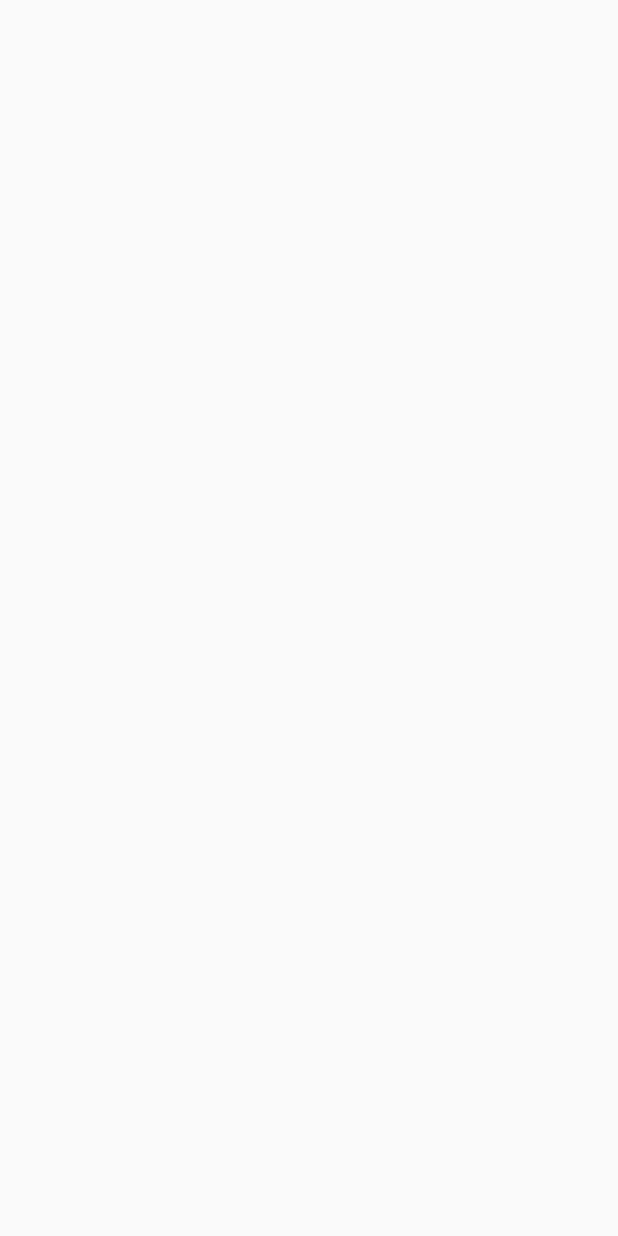
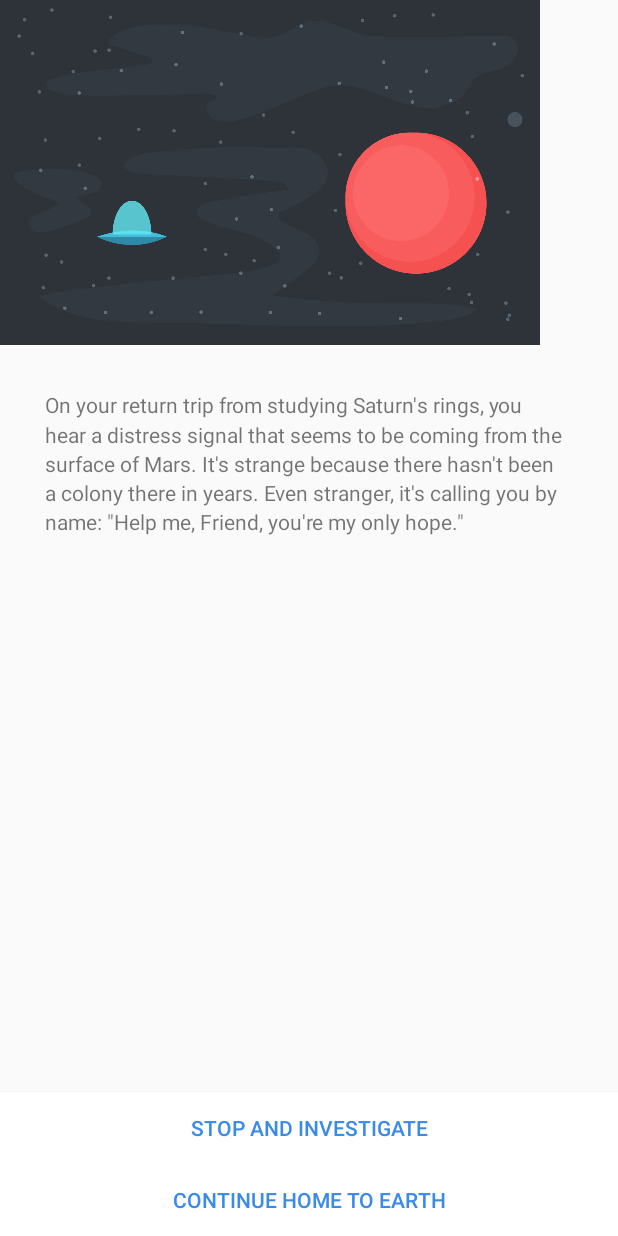
Before and after one commit to SparkleFaerieCoder/playground, an Android app: the StoryActivity screen opened directly, with no data from a screen before it, on a phone screen of 412 x 824 dp. Before the commit the screen is empty. Run offline under Robolectric (Android 15) with nearby library versions, the phone set to English and light mode, and no system bars.

Commit message:
Final commit for finished tutorial.

```diff
--- a/InteractiveStory/app/src/main/java/iamalexmoss/com/interactivestory/StoryActivity.java
+++ /dev/null
@@ -1,25 +0,0 @@
-package iamalexmoss.com.interactivestory;
-
-import android.content.Intent;
-import android.support.v7.app.AppCompatActivity;
-import android.os.Bundle;
-import android.util.Log;
-
-public class StoryActivity extends AppCompatActivity {
-
-    public static final String TAG = StoryActivity.class.getSimpleName();
-    @Override
-    protected void onCreate(Bundle savedInstanceState) {
-        super.onCreate(savedInstanceState);
-        setContentView(R.layout.activity_story);
-
-        Intent intent = getIntent();
-        String name = intent.getStringExtra(getString(R.string.key_name));
-
-        if (name == null) {
-            name = "Friend";
-        }
-
-        Log.d(TAG, name);
-    }
-}
--- a/InteractiveStory/app/src/main/java/iamalexmoss/com/interactivestory/model/Choice.java
+++ b/InteractiveStory/app/src/main/java/iamalexmoss/com/interactivestory/dataModel/Choice.java
@@ -1,11 +1,17 @@
-package iamalexmoss.com.interactivestory.model;
+package iamalexmoss.com.interactivestory.dataModel;
 
 /**
  * Created by amoss on 6/3/2016.
  */
 public class Choice {
     private String mText;
-    private int nextPage;
+    private int mNextPage;
+
+    //Constructor
+    public Choice(String text, int nextPage) {
+        mText = text;
+        mNextPage = nextPage;
+    }
 
     public String getText() {
         return mText;
@@ -16,10 +22,10 @@ public class Choice {
     }
 
     public int getNextPage() {
-        return nextPage;
+        return mNextPage;
     }
 
     public void setNextPage(int nextPage) {
-        this.nextPage = nextPage;
+        this.mNextPage = nextPage;
     }
 }
--- /dev/null
+++ b/InteractiveStory/app/src/main/java/iamalexmoss/com/interactivestory/dataModel/Page.java
@@ -0,0 +1,70 @@
+package iamalexmoss.com.interactivestory.dataModel;
+
+/**
+ * Created by amoss on 6/3/2016.
+ */
+public class Page {
+    private int mImageId;
+    private String mText;
+    private Choice mChoice1;
+    private Choice mChoice2;
+    private boolean mIsFinal = false;
+
+    //Constructor
+    public Page(int imageId, String text, Choice choice1, Choice choice2) {
+        mImageId = imageId;
+        mText = text;
+        mChoice1 = choice1;
+        mChoice2 = choice2;
+    }
+
+    public boolean isFinal() {
+        return mIsFinal;
+    }
+
+    public void setFinal(boolean aFinal) {
+        mIsFinal = aFinal;
+    }
+
+    //Constructor
+    public Page(int imageId, String text) {
+        mImageId = imageId;
+        mText = text;
+        mChoice1 = null;
+        mChoice2 = null;
+        mIsFinal = true;
+
+    }
+
+    public int getImageId() {
+        return mImageId;
+    }
+
+    public void setImageId(int id) {
+        mImageId = id;
+    }
+
+    public String getText() {
+        return mText;
+    }
+
+    public void setText(String text) {
+        mText = text;
+    }
+
+    public Choice getChoice1() {
+        return mChoice1;
+    }
+
+    public void setChoice1(Choice choice1) {
+        mChoice1 = choice1;
+    }
+
+    public Choice getChoice2() {
+        return mChoice2;
+    }
+
+    public void setChoice2(Choice choice2) {
+        mChoice2 = choice2;
+    }
+}
--- /dev/null
+++ b/InteractiveStory/app/src/main/java/iamalexmoss/com/interactivestory/dataModel/Story.java
@@ -0,0 +1,61 @@
+package iamalexmoss.com.interactivestory.dataModel;
+
+import iamalexmoss.com.interactivestory.R;
+
+/**
+ * Created by amoss on 6/6/2016.
+ */
+public class Story {
+    private Page[] mPages;
+
+    //Create array and fill with data
+    public Story() {
+        //Set array of stories
+        mPages = new Page[7];
+
+        //Each item of the array will be composed of page objects, formed with Page constructors
+        mPages[0] = new Page(
+                R.drawable.page0,
+                "On your return trip from studying Saturn's rings, you hear a distress signal that seems to be coming from the surface of Mars. It's strange because there hasn't been a colony there in years. Even stranger, it's calling you by name: \"Help me, %1$s, you're my only hope.\"",
+                new Choice("Stop and investigate", 1),
+                new Choice("Continue home to Earth", 2));
+
+        mPages[1] = new Page(
+                R.drawable.page1,
+                "You deftly land your ship near where the distress signal originated. You didn't notice anything strange on your fly-by, but there is a cave in front of you. Behind you is an abandoned rover from the early 21st century.",
+                new Choice("Explore the cave", 3),
+                new Choice("Explore the rover", 4));
+
+        mPages[2] = new Page(
+                R.drawable.page2,
+                "You continue your course to Earth. Two days later, you receive a transmission from HQ saying that they have detected some sort of anomaly on the surface of Mars near an abandoned rover. They ask you to investigate, but ultimately the decision is yours because your mission has already run much longer than planned and supplies are low.",
+                new Choice("Head back to Mars to investigate", 4),
+                new Choice("Continue home to Earth", 6));
+
+        mPages[3] = new Page(
+                R.drawable.page3,
+                "Your EVA suit is equipped with a headlamp, which you use to navigate the cave. After searching for a while your oxygen levels are starting to get pretty low. You know you should go refill your tank, but there's a very faint light up ahead.",
+                new Choice("Refill at ship and explore the rover", 4),
+                new Choice("Continue towards the faint light", 5));
+
+        mPages[4] = new Page(
+                R.drawable.page4,
+                "The rover is covered in dust and most of the solar panels are broken. But you are quite surprised to see the on-board system booted up and running. In fact, there is a message on the screen: \"%1$s, come to 28.543436, -81.369031.\" Those coordinates aren't far, but you don't know if your oxygen will last there and back.",
+                new Choice("Explore the coordinates", 5),
+                new Choice("Return to Earth", 6));
+
+        mPages[5] = new Page(
+                R.drawable.page5,
+                "After a long walk slightly uphill, you end up at the top of a small crater. You look around, and are overjoyed to see your favorite android, %1$s-S1124. It had been lost on a previous mission to Mars! You take it back to your ship and fly back to Earth.");
+
+        mPages[6] = new Page(
+                R.drawable.page6,
+                "You arrive home on Earth. While your mission was a success, you forever wonder what was sending that signal. Perhaps a future mission will be able to investigate...");
+    }
+
+    //Method
+    public Page getPage(int pageNumber) {
+        return mPages[pageNumber];
+    }
+
+}
--- a/InteractiveStory/app/src/main/java/iamalexmoss/com/interactivestory/model/Page.java
+++ /dev/null
@@ -1,43 +0,0 @@
-package iamalexmoss.com.interactivestory.model;
-
-/**
- * Created by amoss on 6/3/2016.
- */
-public class Page {
-    private int mImageId;
-    private String mText;
-    private Choice mChoice1;
-    private Choice mChoice2;
-
-    public int getmImageId() {
-        return mImageId;
-    }
-
-    public void setmImageId(int id) {
-        mImageId = id;
-    }
-
-    public String getText() {
-        return mText;
-    }
-
-    public void setText(String text) {
-        mText = text;
-    }
-
-    public Choice getChoice1() {
-        return mChoice1;
-    }
-
-    public void setChoice1(Choice choice1) {
-        mChoice1 = choice1;
-    }
-
-    public Choice getChoice2() {
-        return mChoice2;
-    }
-
-    public void setChoice2(Choice choice2) {
-        mChoice2 = choice2;
-    }
-}
--- a/InteractiveStory/app/src/main/java/iamalexmoss/com/interactivestory/MainActivity.java
+++ b/InteractiveStory/app/src/main/java/iamalexmoss/com/interactivestory/ui/MainActivity.java
@@ -1,4 +1,4 @@
-package iamalexmoss.com.interactivestory;
+package iamalexmoss.com.interactivestory.ui;
 
 import android.content.Intent;
 import android.support.v7.app.AppCompatActivity;
@@ -6,6 +6,7 @@ import android.os.Bundle;
 import android.view.View;
 import android.widget.Button;
 import android.widget.EditText;
+import iamalexmoss.com.interactivestory.R;
 
 public class MainActivity extends AppCompatActivity {
 
@@ -28,7 +29,7 @@ public class MainActivity extends AppCompatActivity {
                 ///Get the text value from the mNameField
                 String name = mNameField.getText().toString();
                 //Return toast to test name object
-//                Toast.makeText(MainActivity.this, name, Toast.LENGTH_SHORT).show();
+                // Toast.makeText(MainActivity.this, name, Toast.LENGTH_SHORT).show();
                 startStory(name);
             }
         });
@@ -38,4 +39,10 @@ public class MainActivity extends AppCompatActivity {
         intent.putExtra(getString(R.string.key_name), name);
         startActivity(intent);
     }
+
+    @Override
+    protected void onResume() {
+        super.onResume();
+        mNameField.setText("");
+    }
 }
--- /dev/null
+++ b/InteractiveStory/app/src/main/java/iamalexmoss/com/interactivestory/ui/StoryActivity.java
@@ -0,0 +1,97 @@
+package iamalexmoss.com.interactivestory.ui;
+
+import android.app.Activity;
+import android.content.Intent;
+import android.graphics.drawable.Drawable;
+import android.os.Bundle;
+import android.util.Log;
+import android.view.View;
+import android.widget.Button;
+import android.widget.ImageView;
+import android.widget.TextView;
+
+import iamalexmoss.com.interactivestory.R;
+import iamalexmoss.com.interactivestory.dataModel.Page;
+import iamalexmoss.com.interactivestory.dataModel.Story;
+
+public class StoryActivity extends Activity {
+
+    public static final String TAG = StoryActivity.class.getSimpleName();
+    private Story mStory = new Story();
+    private ImageView mImageView;
+    private TextView mTextView;
+    private Button mChoice1;
+    private Button mChoice2;
+    private String mName;
+    private Page mCurrentPage;
+
+    @Override
+    protected void onCreate(Bundle savedInstanceState) {
+        super.onCreate(savedInstanceState);
+        setContentView(R.layout.activity_story);
+
+        Intent intent = getIntent();
+        mName = intent.getStringExtra(getString(R.string.key_name));
+
+        if (mName == null) {
+            mName = "Friend";
+        }
+        Log.d(TAG, mName);
+
+        //Views in the layout casted to appropriate classes for method use.
+        mImageView = (ImageView)findViewById(R.id.storyImageView);
+        mTextView = (TextView)findViewById(R.id.storyTextView);
+        mChoice1 = (Button)findViewById(R.id.choiceButton1);
+        mChoice2 = (Button)findViewById(R.id.choiceButton2);
+
+        loadPage(0);
+    }
+
+    private void loadPage(int choice) {
+         mCurrentPage = mStory.getPage(choice);
+
+        //Setting the drawable for the image view based on the mCurrentPage id
+        Drawable drawable = getResources().getDrawable(mCurrentPage.getImageId());
+        mImageView.setImageDrawable(drawable);
+
+        String pageText = mCurrentPage.getText();
+        //Will add the name if placeholder included. Won't add if no placeholder
+        pageText = String.format(pageText, mName);
+        mTextView.setText(pageText);
+
+        //If is final page
+        if(mCurrentPage.isFinal()) {
+            mChoice1.setVisibility(View.INVISIBLE);
+            mChoice2.setText("Play Again");
+            mChoice2.setOnClickListener(new View.OnClickListener(){
+                @Override
+                public void onClick(View v) {
+                    finish();
+                }
+            });
+        } else {
+
+            mChoice1.setText(mCurrentPage.getChoice1().getText());
+            mChoice2.setText(mCurrentPage.getChoice2().getText());
+
+
+            //onClick of choice button will load next page based on id.
+            mChoice1.setOnClickListener(new View.OnClickListener() {
+                @Override
+                public void onClick(View v) {
+                    int nextPage = mCurrentPage.getChoice1().getNextPage();
+                    loadPage(nextPage);
+                }
+            });
+
+            mChoice2.setOnClickListener(new View.OnClickListener() {
+                @Override
+                public void onClick(View v) {
+                    int nextPage = mCurrentPage.getChoice2().getNextPage();
+                    loadPage(nextPage);
+                }
+            });
+        }
+
+    }
+}
--- a/InteractiveStory/app/src/main/res/layout/activity_main.xml
+++ b/InteractiveStory/app/src/main/res/layout/activity_main.xml
@@ -3,7 +3,7 @@
     xmlns:tools="http://schemas.android.com/tools"
     android:layout_width="match_parent"
     android:layout_height="match_parent"
-    tools:context="iamalexmoss.com.interactivestory.MainActivity">
+    tools:context=".ui.MainActivity">
 
     <TextView
         android:layout_width="wrap_content"
@@ -29,7 +29,8 @@
         android:id="@+id/startButton"
         android:layout_alignParentBottom="true"
         android:layout_alignParentLeft="true"
-        android:layout_alignParentStart="true" />
+        android:layout_alignParentStart="true"
+        style="@style/WhiteButton"/>
 
     <EditText
         android:layout_width="match_parent"
--- a/InteractiveStory/app/src/main/res/layout/activity_story.xml
+++ b/InteractiveStory/app/src/main/res/layout/activity_story.xml
@@ -3,10 +3,52 @@
     xmlns:tools="http://schemas.android.com/tools"
     android:layout_width="match_parent"
     android:layout_height="match_parent"
-    android:paddingBottom="@dimen/activity_vertical_margin"
-    android:paddingLeft="@dimen/activity_horizontal_margin"
-    android:paddingRight="@dimen/activity_horizontal_margin"
-    android:paddingTop="@dimen/activity_vertical_margin"
-    tools:context="iamalexmoss.com.interactivestory.StoryActivity">
+    tools:context=".ui.StoryActivity">
 
+    <ImageView
+        android:layout_width="match_parent"
+        android:layout_height="match_parent"
+        android:id="@+id/imageView2"/>
+
+    <ImageView
+        android:layout_width="wrap_content"
+        android:layout_height="wrap_content"
+        android:id="@+id/storyImageView"
+        android:layout_alignParentTop="true"
+        android:layout_alignParentLeft="true"
+        android:layout_alignParentStart="true"
+        android:src="@drawable/page0"
+        android:scaleType="fitXY"
+        android:adjustViewBounds="true"/>
+
+    <TextView
+        android:layout_width="match_parent"
+        android:layout_height="wrap_content"
+        android:text= "You continue your course to Earth. Two days later, you receive a transmission from HQ saying that they have detected some sort of anomaly on the surface of Mars near an abandoned rover. They ask you to investigate, but ultimately the decision is yours because your mission has already run much longer than planned and supplies are low."
+        android:id="@+id/storyTextView"
+        android:layout_below="@+id/storyImageView"
+        android:layout_alignLeft="@+id/imageView2"
+        android:layout_alignStart="@+id/imageView2"
+        android:padding="30dp"
+        android:lineSpacingMultiplier="1.2"/>
+
+    <Button
+        android:layout_width="match_parent"
+        android:layout_height="wrap_content"
+        android:text="Continue Home to Earth"
+        android:id="@+id/choiceButton1"
+        android:layout_above="@+id/choiceButton2"
+        android:layout_alignLeft="@+id/imageView2"
+        android:layout_alignStart="@+id/imageView2"
+        style="@style/WhiteButton"/>
+
+    <Button
+        android:layout_width="match_parent"
+        android:layout_height="wrap_content"
+        android:text="Stop and Investigate"
+        android:id="@+id/choiceButton2"
+        android:layout_alignParentBottom="true"
+        android:layout_alignLeft="@+id/imageView2"
+        android:layout_alignStart="@+id/imageView2"
+        style="@style/WhiteButton"/>
 </RelativeLayout>
--- a/InteractiveStory/app/src/main/res/values-v21/styles.xml
+++ b/InteractiveStory/app/src/main/res/values-v21/styles.xml
@@ -6,4 +6,8 @@
         <item name="colorPrimaryDark">@color/primary_material_dark</item>
         <item name="colorAccent">@color/accent_material_light</item>
     </style>
+    <style name="WhiteButton">
+        <item name="android:background">#FFFFFFFF</item>
+        <item name="android:textColor">#FF3A8AEC</item>
+    </style>
 </resources>
--- a/InteractiveStory/app/src/main/res/values/styles.xml
+++ b/InteractiveStory/app/src/main/res/values/styles.xml
@@ -6,5 +6,8 @@
         <item name="colorPrimaryDark">@color/primary_material_dark</item>
         <item name="colorAccent">@color/accent_material_light</item>
     </style>
-
+    <style name="WhiteButton">
+        <item name="android:background">#FFFFFFFF</item>
+        <item name="android:textColor">#FF3A8AEC</item>
+    </style>
 </resources>
```
Also changed, not shown: InteractiveStory/app/src/main/AndroidManifest.xml (+10 -3 lines).
